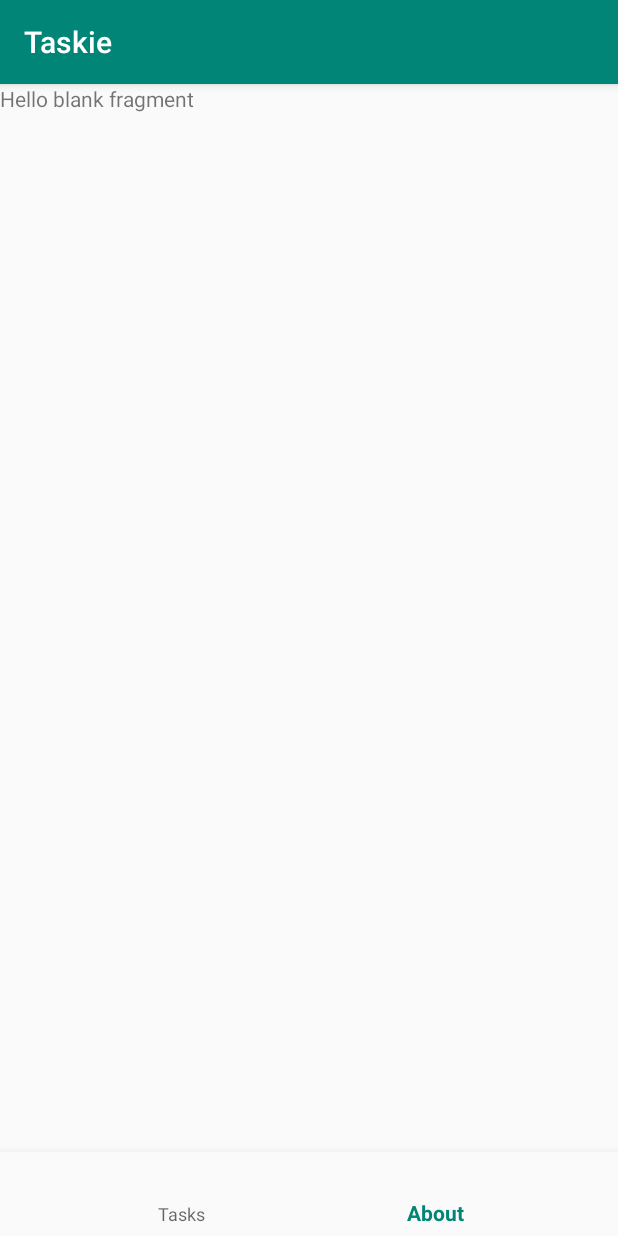
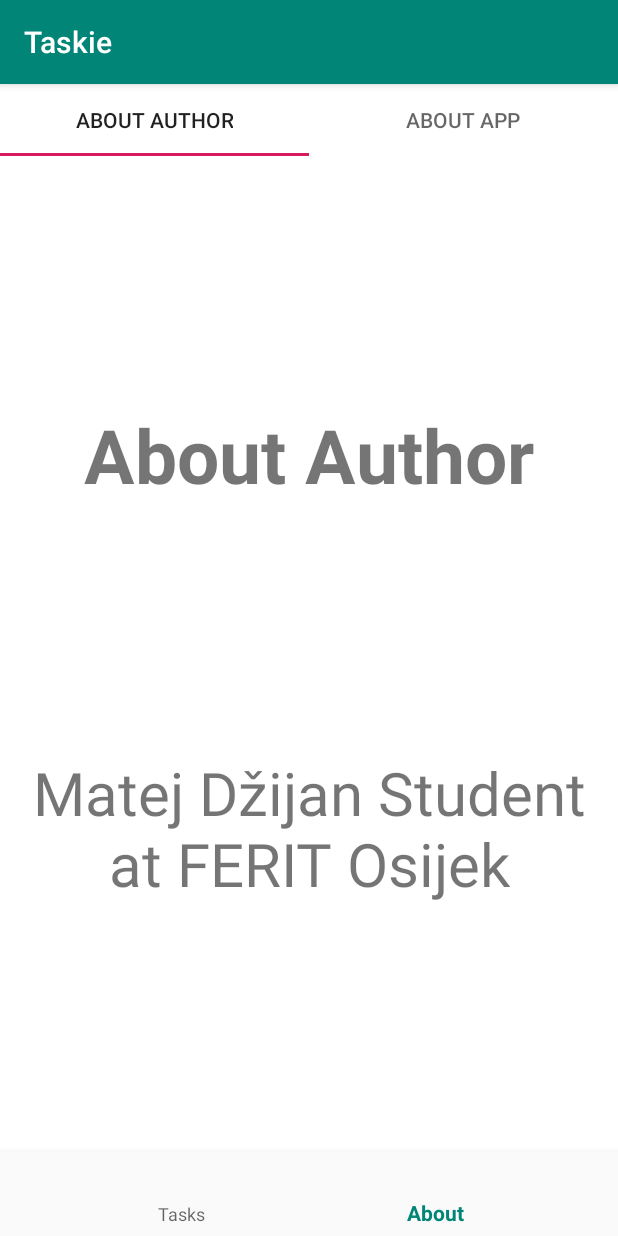
Before and after one commit to dzijo/androidDevAcademy, an Android app: the screen it shows after launch (MainActivity), item 2 of the bottom bar chosen, on a phone screen of 412 x 824 dp. Run offline under Robolectric (Android 15) with nearby library versions, the phone set to English and light mode, and no system bars.

Commit message:
Added ViewPager and TabLayout

```diff
--- /dev/null
+++ b/Homework4/TaskieFragments/app/src/main/java/hr/ferit/brunozoric/taskie/ui/adapters/AboutPagerAdapter.kt
@@ -0,0 +1,38 @@
+package hr.ferit.brunozoric.taskie.ui.adapters
+
+import android.content.Context
+import androidx.fragment.app.Fragment
+import androidx.fragment.app.FragmentManager
+import androidx.fragment.app.FragmentPagerAdapter
+import hr.ferit.brunozoric.taskie.R
+import hr.ferit.brunozoric.taskie.ui.fragments.AboutAppFragment
+import hr.ferit.brunozoric.taskie.ui.fragments.AboutAuthorFragment
+
+
+class AboutPagerAdapter(private val mContext: Context, fm: FragmentManager) : FragmentPagerAdapter(fm) {
+
+    // This determines the fragment for each tab
+    override fun getItem(position: Int): Fragment {
+        return if (position == 0) {
+            AboutAuthorFragment()
+        } else {
+            AboutAppFragment()
+        }
+    }
+
+    // This determines the number of tabs
+    override fun getCount(): Int {
+        return 2
+    }
+
+    // This determines the title for each tab
+    override fun getPageTitle(position: Int): CharSequence? {
+        // Generate title based on item position
+        return when (position) {
+            0 -> mContext.getString(R.string.categoryAboutAuthor)
+            1 -> mContext.getString(R.string.categoryAboutApp)
+            else -> null
+        }
+    }
+
+}
--- /dev/null
+++ b/Homework4/TaskieFragments/app/src/main/java/hr/ferit/brunozoric/taskie/ui/fragments/AboutAppFragment.kt
@@ -0,0 +1,23 @@
+package hr.ferit.brunozoric.taskie.ui.fragments
+
+
+import android.os.Bundle
+import android.view.LayoutInflater
+import android.view.View
+import android.view.ViewGroup
+import hr.ferit.brunozoric.taskie.R
+import hr.ferit.brunozoric.taskie.ui.fragments.base.BaseFragment
+
+
+class AboutAppFragment : BaseFragment() {
+    override fun getLayoutResourceId() = R.layout.fragment_about_app
+
+    override fun onCreateView(
+        inflater: LayoutInflater, container: ViewGroup?,
+        savedInstanceState: Bundle?
+    ): View? {
+        // Inflate the layout for this fragment
+        return inflater.inflate(R.layout.fragment_about_app, container, false)
+    }
+
+}
--- /dev/null
+++ b/Homework4/TaskieFragments/app/src/main/java/hr/ferit/brunozoric/taskie/ui/fragments/AboutAuthorFragment.kt
@@ -0,0 +1,23 @@
+package hr.ferit.brunozoric.taskie.ui.fragments
+
+
+import android.os.Bundle
+import android.view.LayoutInflater
+import android.view.View
+import android.view.ViewGroup
+import hr.ferit.brunozoric.taskie.R
+import hr.ferit.brunozoric.taskie.ui.fragments.base.BaseFragment
+
+
+class AboutAuthorFragment : BaseFragment() {
+    override fun getLayoutResourceId() = R.layout.fragment_about_author
+
+    override fun onCreateView(
+        inflater: LayoutInflater, container: ViewGroup?,
+        savedInstanceState: Bundle?
+    ): View? {
+        // Inflate the layout for this fragment
+        return inflater.inflate(R.layout.fragment_about_author, container, false)
+    }
+
+}
--- a/Homework4/TaskieFragments/app/src/main/java/hr/ferit/brunozoric/taskie/ui/fragments/AboutFragment.kt
+++ b/Homework4/TaskieFragments/app/src/main/java/hr/ferit/brunozoric/taskie/ui/fragments/AboutFragment.kt
@@ -2,23 +2,16 @@ package hr.ferit.brunozoric.taskie.ui.fragments
 
 
 import android.os.Bundle
-import androidx.fragment.app.Fragment
 import android.view.LayoutInflater
 import android.view.View
 import android.view.ViewGroup
 
 import hr.ferit.brunozoric.taskie.R
 import hr.ferit.brunozoric.taskie.ui.fragments.base.BaseFragment
+import hr.ferit.brunozoric.taskie.ui.adapters.AboutPagerAdapter
+import kotlinx.android.synthetic.main.fragment_about.*
 
-// TODO: Rename parameter arguments, choose names that match
-// the fragment initialization parameters, e.g. ARG_ITEM_NUMBER
-private const val ARG_PARAM1 = "param1"
-private const val ARG_PARAM2 = "param2"
 
-/**
- * A simple [Fragment] subclass.
- *
- */
 class AboutFragment : BaseFragment() {
 
     override fun getLayoutResourceId() = R.layout.fragment_about
@@ -31,10 +24,11 @@ class AboutFragment : BaseFragment() {
         return inflater.inflate(R.layout.fragment_about, container, false)
     }
 
-    companion object {
-        fun newInstance(): Fragment {
-            return AboutFragment()
-        }
+    override fun onViewCreated(view: View, savedInstanceState: Bundle?) {
+        super.onViewCreated(view, savedInstanceState)
+
+        viewPager.adapter = AboutPagerAdapter(this.context!!, childFragmentManager)
+        tabLayout.setupWithViewPager(viewPager)
     }
 
 }
--- a/Homework4/TaskieFragments/app/src/main/res/layout/fragment_about.xml
+++ b/Homework4/TaskieFragments/app/src/main/res/layout/fragment_about.xml
@@ -1,14 +1,24 @@
 <?xml version="1.0" encoding="utf-8"?>
-<FrameLayout xmlns:android="http://schemas.android.com/apk/res/android"
-             xmlns:tools="http://schemas.android.com/tools"
-             android:layout_width="match_parent"
-             android:layout_height="match_parent"
-             tools:context=".ui.fragments.AboutFragment">
+<LinearLayout xmlns:android="http://schemas.android.com/apk/res/android"
+              xmlns:tools="http://schemas.android.com/tools"
+              android:layout_width="match_parent"
+              android:layout_height="match_parent"
+              tools:context=".ui.fragments.AboutFragment"
+              android:orientation="vertical">
 
-    <!-- TODO: Update blank fragment layout -->
-    <TextView
+
+    <androidx.viewpager.widget.ViewPager
+            android:id="@+id/viewPager"
             android:layout_width="match_parent"
             android:layout_height="match_parent"
-            android:text="@string/hello_blank_fragment"/>
+            android:background="@android:color/white">
 
-</FrameLayout>
+        <com.google.android.material.tabs.TabLayout
+                android:id="@+id/tabLayout"
+                android:layout_width="match_parent"
+                android:layout_height="wrap_content"/>
+
+    </androidx.viewpager.widget.ViewPager>
+
+
+</LinearLayout>
--- /dev/null
+++ b/Homework4/TaskieFragments/app/src/main/res/layout/fragment_about_author.xml
@@ -0,0 +1,33 @@
+<?xml version="1.0" encoding="utf-8"?>
+<androidx.constraintlayout.widget.ConstraintLayout
+        xmlns:android="http://schemas.android.com/apk/res/android"
+        xmlns:tools="http://schemas.android.com/tools"
+        android:layout_width="match_parent"
+        android:layout_height="match_parent" xmlns:app="http://schemas.android.com/apk/res-auto"
+        tools:context=".ui.fragments.AboutAppFragment">
+
+    <TextView
+            android:id="@+id/aboutAuthorTitle"
+            android:layout_width="wrap_content"
+            android:layout_height="wrap_content"
+            app:layout_constraintTop_toTopOf="parent"
+            app:layout_constraintStart_toStartOf="parent"
+            app:layout_constraintEnd_toEndOf="parent"
+            app:layout_constraintBottom_toTopOf="@+id/aboutAuthorText"
+            android:textStyle="bold"
+            android:textSize="@dimen/TitleTextSize"
+            android:text="@string/about_author"/>
+
+    <TextView
+            android:id="@+id/aboutAuthorText"
+            android:layout_width="wrap_content"
+            android:layout_height="wrap_content"
+            app:layout_constraintTop_toBottomOf="@+id/aboutAuthorTitle"
+            app:layout_constraintBottom_toBottomOf="parent"
+            app:layout_constraintStart_toStartOf="parent"
+            app:layout_constraintEnd_toEndOf="parent"
+            android:textAlignment="center"
+            android:textSize="@dimen/FlavorTestSize"
+            android:text="@string/about_author_text"/>
+
+</androidx.constraintlayout.widget.ConstraintLayout>
--- a/Homework4/TaskieFragments/app/src/main/res/values/dimens.xml
+++ b/Homework4/TaskieFragments/app/src/main/res/values/dimens.xml
@@ -7,4 +7,6 @@
     <dimen name="detailsPriorityHeight">100dp</dimen>
     <dimen name="itemPriorityWidth">36dp</dimen>
     <dimen name="itemPriorityHeight">36dp</dimen>
+    <dimen name="TitleTextSize">50sp</dimen>
+    <dimen name="FlavorTestSize">40sp</dimen>
 </resources>
--- a/Homework4/TaskieFragments/app/src/main/res/values/strings.xml
+++ b/Homework4/TaskieFragments/app/src/main/res/values/strings.xml
@@ -12,7 +12,11 @@
     <string name="no_data">No data! :(</string>
     <string name="tasksTitle">Tasks</string>
     <string name="aboutTitle">About</string>
+    <string name="categoryAboutApp">About App</string>
+    <string name="categoryAboutAuthor">About Author</string>
 
-    <!-- TODO: Remove or change this placeholder text -->
-    <string name="hello_blank_fragment">Hello blank fragment</string>
+    <string name="about_author">About Author</string>
+    <string name="about_author_text">Matej Džijan &#xA;Student at FERIT Osijek</string>
+    <string name="about_app">About App</string>
+    <string name="about_app_text">Taskie App. Used to take care of your tasks. &#xA;Version 1.0.</string>
 </resources>
```
Also changed, not shown: Homework4/TaskieFragments/app/src/main/res/layout/fragment_about_app.xml (added, +33 -0 lines).
